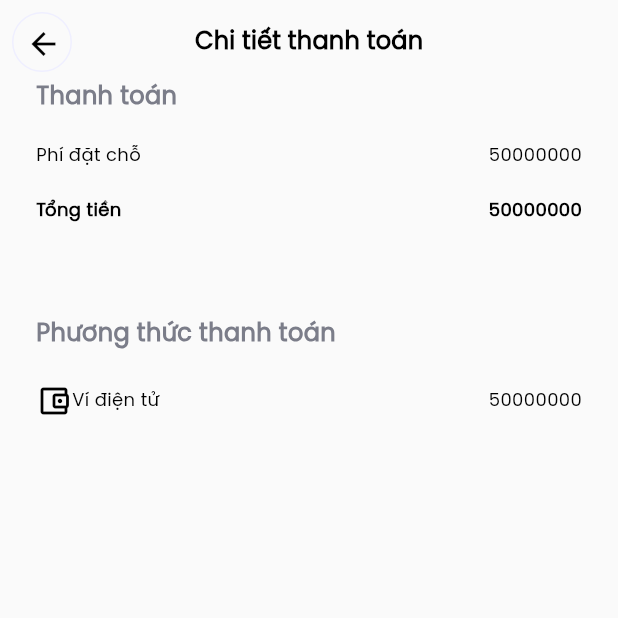
After one commit to FPTUCapstone/CapstoneEmpireMobile, a Flutter app: the SeeBookingDetailPayment screen opened directly, on a phone screen of 412 x 824 dp, the top half of it. The commit adds this screen. Run offline on Flutter 3.47's test engine with Material 2 defaults, Android fonts, the phone set to English and light mode, and no system bars; our stand-ins replace date_picker_timeline, easy_stepper, firebase_auth, firebase_core, firebase_database, firebase_messaging and 13 more; missing offline and left inert: external_app_launcher; accounts and stored records are empty.

Commit message:
[TrungTDH] Fix UI History Booking Details without API

```diff
--- /dev/null
+++ b/lib/application_layer/screens/booking/see_booking_detail_payment.dart
@@ -0,0 +1,185 @@
+import 'package:flutter/material.dart';
+import 'package:flutter_screenutil/flutter_screenutil.dart';
+
+import '../../../common/colors.dart';
+
+class SeeBookingDetailPayment extends StatefulWidget {
+  const SeeBookingDetailPayment({super.key});
+
+  @override
+  State<SeeBookingDetailPayment> createState() =>
+      _SeeBookingDetailPaymentState();
+}
+
+class _SeeBookingDetailPaymentState extends State<SeeBookingDetailPayment> {
+  String bookingPrice = "5000000";
+
+  @override
+  Widget build(BuildContext context) {
+    return Scaffold(
+      backgroundColor: AppColors.lightGrey,
+      appBar: AppBar(
+        leading: Padding(
+          padding: const EdgeInsets.all(8.0),
+          child: Container(
+            decoration: BoxDecoration(
+              shape: BoxShape.circle,
+              color: Colors.transparent,
+              border: Border.all(
+                color: AppColors.searchBarColor,
+                width: 1.0,
+              ),
+            ),
+            child: IconButton(
+                onPressed: () {
+                  Navigator.pop(context);
+                },
+                icon: const Icon(
+                  Icons.arrow_back_outlined,
+                  color: AppColors.blackTextColor,
+                )),
+          ),
+        ),
+        backgroundColor: Colors.transparent,
+        shadowColor: Colors.transparent,
+        centerTitle: true,
+        title: const Text('Chi tiết thanh toán',
+            style: TextStyle(
+              fontFamily: 'SFProDisplay',
+              fontWeight: FontWeight.w600,
+              fontSize: 16,
+              color: Colors.black,
+            )),
+      ),
+      body: Column(children: <Widget>[
+        Row(
+          children: const [
+            Padding(
+              padding: EdgeInsets.only(left: 24, bottom: 24),
+              child: Text("Thanh toán",
+                  style: TextStyle(
+                    fontFamily: 'SFProDisplay',
+                    fontWeight: FontWeight.w600,
+                    fontSize: 16,
+                    color: AppColors.grey600,
+                  )),
+            ),
+          ],
+        ),
+        Container(
+          width: 375.w,
+          height: 98.h,
+          color: AppColors.white100,
+          child: Column(children: <Widget>[
+            Row(
+              children: const <Widget>[
+                Padding(
+                  padding: EdgeInsets.only(left: 24, bottom: 24),
+                  child: Text("Phí đặt chỗ",
+                      style: TextStyle(
+                        fontFamily: 'SFProDisplay',
+                        fontWeight: FontWeight.w400,
+                        fontSize: 12,
+                        color: AppColors.blackTextColor,
+                      )),
+                ),
+                Spacer(),
+                Padding(
+                  padding: EdgeInsets.only(right: 24, bottom: 24),
+                  child: Text("50000000",
+                      style: TextStyle(
+                        fontFamily: 'SFProDisplay',
+                        fontWeight: FontWeight.w400,
+                        fontSize: 12,
+                        color: AppColors.blackTextColor,
+                      )),
+                ),
+              ],
+            ),
+            Row(
+              children: const <Widget>[
+                Padding(
+                  padding: EdgeInsets.only(left: 24, bottom: 24),
+                  child: Text("Tổng tiền",
+                      style: TextStyle(
+                        fontFamily: 'SFProDisplay',
+                        fontWeight: FontWeight.w600,
+                        fontSize: 12,
+                        color: AppColors.blackTextColor,
+                      )),
+                ),
+                Spacer(),
+                Padding(
+                  padding: EdgeInsets.only(right: 24, bottom: 24),
+                  child: Text("50000000",
+                      style: TextStyle(
+                        fontFamily: 'SFProDisplay',
+                        fontWeight: FontWeight.w600,
+                        fontSize: 12,
+                        color: AppColors.blackTextColor,
+                      )),
+                ),
+              ],
+            ),
+
+          ]),
+        ),
+        Row(
+          children: const [
+            Padding(
+              padding: EdgeInsets.only(left: 24, bottom: 24),
+              child: Text("Phương thức thanh toán",
+                  style: TextStyle(
+                    fontFamily: 'SFProDisplay',
+                    fontWeight: FontWeight.w600,
+                    fontSize: 16,
+                    color: AppColors.grey600,
+                  )),
+            ),
+          ],
+        ),
+        Container(
+          width: 375.w,
+          height: 98.h,
+          color: AppColors.white100,
+          child: Column(children: <Widget>[
+            Row(
+              children: <Widget>[
+                Padding(
+                  padding:  const EdgeInsets.only(left: 24, bottom: 24),
+                  child: Row(
+                    children:  const [
+                      Icon(
+                              Icons.account_balance_wallet_outlined,
+                              color: AppColors.blackTextColor,
+                            ),
+                      Text("Ví điện tử",
+                          style: TextStyle(
+                        fontFamily: 'SFProDisplay',
+                        fontWeight: FontWeight.w400,
+                        fontSize: 12,
+                        color: AppColors.blackTextColor,
+                      )),
+                    ],
+                  ),
+                ),
+                const Spacer(),
+                const Padding(
+                  padding: EdgeInsets.only(right: 24, bottom: 24),
+                  child: Text("50000000",
+                      style:TextStyle(
+                        fontFamily: 'SFProDisplay',
+                        fontWeight: FontWeight.w400,
+                        fontSize: 12,
+                        color: AppColors.blackTextColor,
+                      )),
+                ),
+              ],
+            ),
+
+          ]),
+        ),
+      ]),
+    );
+  }
+}
```
Also changed, not shown: lib/application_layer/screens/booking/booking_detail.dart (+84 -10 lines).
